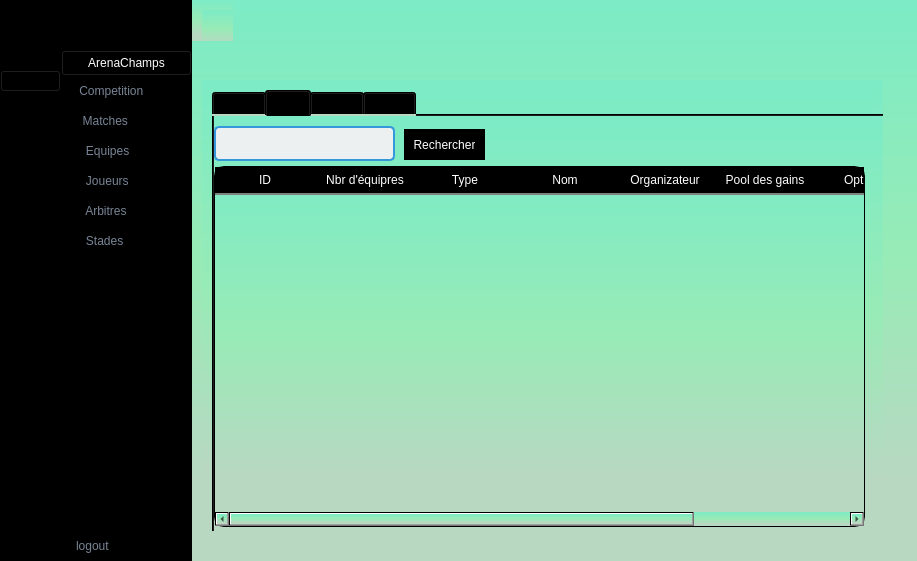
The window that mainwindow.ui (ProjetCPP-S2-2A15/projetcpp2a15-proliga) describes before a commit, drawn with Qt 5.
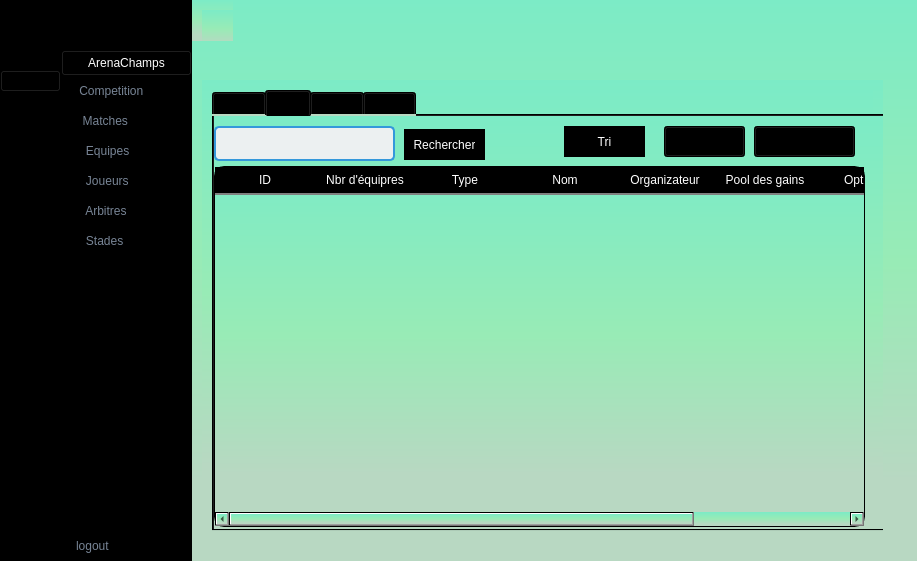
The same window after the commit. The open tabs and pages were chosen to show the change. Icons and pictures are not drawn.

```diff
--- a/mainwindow.ui
+++ b/mainwindow.ui
@@ -643,8 +643,8 @@
           <rect>
            <x>10</x>
            <y>10</y>
-           <width>681</width>
-           <height>451</height>
+           <width>691</width>
+           <height>441</height>
           </rect>
          </property>
          <property name="currentIndex">
@@ -1138,6 +1138,85 @@
             <string>Rechercher</string>
            </property>
           </widget>
+          <widget class="QPushButton" name="sortBut">
+           <property name="geometry">
+            <rect>
+             <x>350</x>
+             <y>10</y>
+             <width>81</width>
+             <height>31</height>
+            </rect>
+           </property>
+           <property name="styleSheet">
+            <string notr="true">QPushButton {
+    background-color: black;
+    color: white;
+    border: none;
+    padding: 5px 10px;
+    border-radius: 25px; /* Increased border-radius for more rounded corners */
+}
+
+QPushButton:hover {
+    background-color: #333;
+}
+
+QPushButton:pressed {
+    background-color: #555;
+}
+
+QPushButton:pressed {
+    background-color: #555; /* Even lighter shade when pressed */
+}</string>
+           </property>
+           <property name="text">
+            <string>Tri</string>
+           </property>
+          </widget>
+          <widget class="QComboBox" name="sortTP">
+           <property name="geometry">
+            <rect>
+             <x>450</x>
+             <y>10</y>
+             <width>81</width>
+             <height>31</height>
+            </rect>
+           </property>
+           <item>
+            <property name="text">
+             <string>Ascendant</string>
+            </property>
+           </item>
+           <item>
+            <property name="text">
+             <string>Descendant</string>
+            </property>
+           </item>
+          </widget>
+          <widget class="QComboBox" name="sortCC">
+           <property name="geometry">
+            <rect>
+             <x>540</x>
+             <y>10</y>
+             <width>101</width>
+             <height>31</height>
+            </rect>
+           </property>
+           <item>
+            <property name="text">
+             <string>Pool de gains</string>
+            </property>
+           </item>
+           <item>
+            <property name="text">
+             <string>Nombre d'équipes</string>
+            </property>
+           </item>
+           <item>
+            <property name="text">
+             <string>Alphabétique</string>
+            </property>
+           </item>
+          </widget>
          </widget>
          <widget class="QWidget" name="Other">
           <attribute name="title">
```
Left out of the diff: 45 changed lines with no effect on the pictures.
